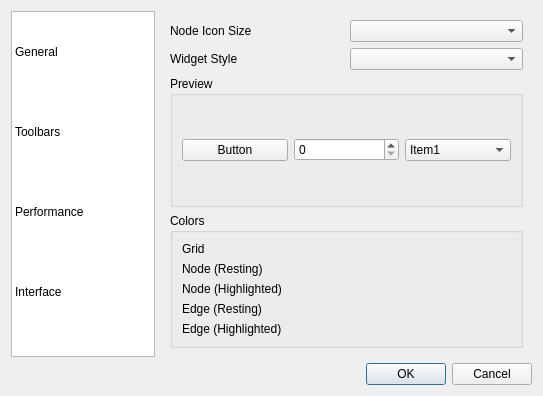
mbasaglia/Knotter, file src/dialogs/dialog_preferences.ui: the form before one commit.
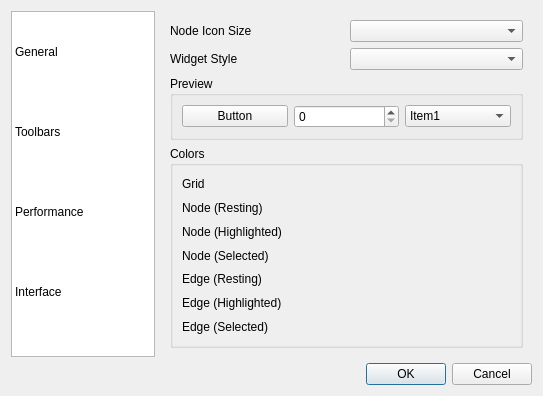
The form after the commit. Icons and pictures are not drawn. Custom widgets are drawn as their Qt base class.

Commit message: UI color preferences

```diff
--- a/src/dialogs/dialog_preferences.ui
+++ b/src/dialogs/dialog_preferences.ui
@@ -582,16 +582,95 @@
            <property name="title">
             <string>Colors</string>
            </property>
+           <layout class="QGridLayout" name="gridLayout_5">
+            <property name="leftMargin">
+             <number>0</number>
+            </property>
+            <property name="topMargin">
+             <number>0</number>
+            </property>
+            <property name="rightMargin">
+             <number>0</number>
+            </property>
+            <property name="bottomMargin">
+             <number>0</number>
+            </property>
+            <property name="spacing">
+             <number>0</number>
+            </property>
+            <item row="0" column="0" colspan="2">
+             <widget class="QScrollArea" name="scrollArea">
+              <property name="frameShape">
+               <enum>QFrame::NoFrame</enum>
+              </property>
+              <property name="widgetResizable">
+               <bool>true</bool>
+              </property>
+              <widget class="QWidget" name="scrollAreaWidgetContents">
+               <property name="geometry">
+                <rect>
+                 <x>0</x>
+                 <y>0</y>
+                 <width>365</width>
+                 <height>175</height>
+                </rect>
+               </property>
            <layout class="QGridLayout" name="gridLayout_4">
-            <item row="0" column="0">
-             <widget class="QLabel" name="label_8">
+                <item row="5" column="0">
+                 <widget class="QLabel" name="label_12">
               <property name="text">
-               <string>Grid</string>
+                   <string>Edge (Highlighted)</string>
               </property>
              </widget>
             </item>
-            <item row="0" column="1">
-             <widget class="Color_Selector" name="color_grid_lines"/>
+                <item row="3" column="1">
+                 <widget class="Color_Selector" name="color_node_selected">
+                  <property name="alpha_mode" stdset="0">
+                   <enum>Color_Preview::SplitAlpha</enum>
+                  </property>
+                 </widget>
+                </item>
+                <item row="1" column="1">
+                 <widget class="Color_Selector" name="color_node_resting">
+                  <property name="alpha_mode" stdset="0">
+                   <enum>Color_Preview::SplitAlpha</enum>
+                  </property>
+                 </widget>
+                </item>
+                <item row="5" column="1">
+                 <widget class="Color_Selector" name="color_edge_highlighted">
+                  <property name="alpha_mode" stdset="0">
+                   <enum>Color_Preview::SplitAlpha</enum>
+                  </property>
+                 </widget>
+                </item>
+                <item row="6" column="0">
+                 <widget class="QLabel" name="label_13">
+                  <property name="text">
+                   <string>Edge (Selected)</string>
+                  </property>
+                 </widget>
+                </item>
+                <item row="4" column="1">
+                 <widget class="Color_Selector" name="color_edge_resting">
+                  <property name="alpha_mode" stdset="0">
+                   <enum>Color_Preview::SplitAlpha</enum>
+                  </property>
+                 </widget>
+                </item>
+                <item row="2" column="1">
+                 <widget class="Color_Selector" name="color_node_highlighted">
+                  <property name="alpha_mode" stdset="0">
+                   <enum>Color_Preview::SplitAlpha</enum>
+                  </property>
+                 </widget>
+                </item>
+                <item row="4" column="0">
+                 <widget class="QLabel" name="label_11">
+                  <property name="text">
+                   <string>Edge (Resting)</string>
+                  </property>
+                 </widget>
             </item>
             <item row="1" column="0">
              <widget class="QLabel" name="label_9">
@@ -600,8 +679,33 @@
               </property>
              </widget>
             </item>
-            <item row="1" column="1">
-             <widget class="Color_Selector" name="color_node_resting"/>
+                <item row="0" column="1">
+                 <widget class="Color_Selector" name="color_grid_lines">
+                  <property name="alpha_mode" stdset="0">
+                   <enum>Color_Preview::SplitAlpha</enum>
+                  </property>
+                 </widget>
+                </item>
+                <item row="0" column="0">
+                 <widget class="QLabel" name="label_8">
+                  <property name="text">
+                   <string>Grid</string>
+                  </property>
+                 </widget>
+                </item>
+                <item row="6" column="1">
+                 <widget class="Color_Selector" name="color_edge_selected">
+                  <property name="alpha_mode" stdset="0">
+                   <enum>Color_Preview::SplitAlpha</enum>
+                  </property>
+                 </widget>
+                </item>
+                <item row="3" column="0">
+                 <widget class="QLabel" name="label_14">
+                  <property name="text">
+                   <string>Node (Selected)</string>
+                  </property>
+                 </widget>
             </item>
             <item row="2" column="0">
              <widget class="QLabel" name="label_10">
@@ -610,29 +714,10 @@
               </property>
              </widget>
             </item>
-            <item row="2" column="1">
-             <widget class="Color_Selector" name="color_node_highlighted"/>
-            </item>
-            <item row="3" column="0">
-             <widget class="QLabel" name="label_11">
-              <property name="text">
-               <string>Edge (Resting)</string>
-              </property>
-             </widget>
-            </item>
-            <item row="3" column="1">
-             <widget class="Color_Selector" name="color_edge_resting"/>
-            </item>
-            <item row="4" column="0">
-             <widget class="QLabel" name="label_12">
-              <property name="text">
-               <string>Edge (Highlighted)</string>
-              </property>
+               </layout>
+              </widget>
              </widget>
             </item>
-            <item row="4" column="1">
-             <widget class="Color_Selector" name="color_edge_highlighted"/>
-            </item>
            </layout>
           </widget>
          </item>
```
Lines whose indentation alone changed are shown as unchanged. The commit also changes 11 other files.
